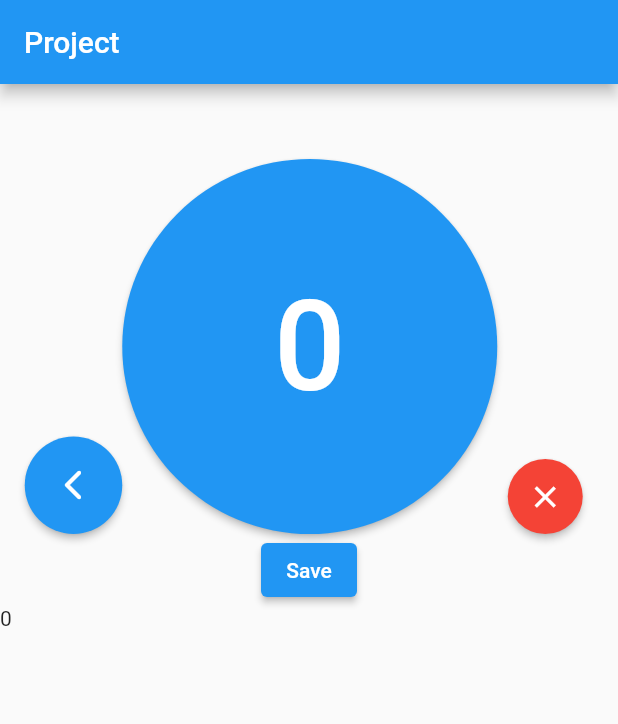
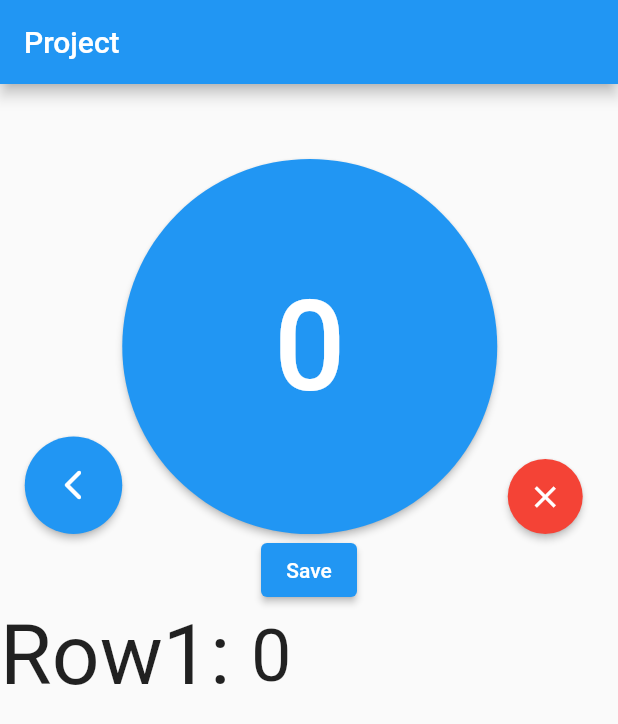
Before and after one commit to AlmondBranchh/CrochetCounter, a Flutter app: the screen it shows after launch, after a tap on "Save", on a phone screen of 412 x 824 dp. Shown: the top 724 px of the screen. Run offline on Flutter 3.47's test engine with Material 2 defaults, Android fonts, the phone set to English and light mode, and no system bars.

Commit message:
Added List of saves underneath counter

```diff
--- a/lib/data.dart
+++ b/lib/data.dart
@@ -22,8 +22,17 @@ String GetCounterValueString(){
 
 void AddCounterValueToSavesList(){
   savesList.insert(savesListIndex, counter.toString());
+  savesListIndex ++;
 }
 
-String LastSavesListValueString(int index){
-  return savesList[index].toString();
+String SavesListValueString(int index){
+  if(index >  -1) {
+    return savesList[index].toString();
+  } else {
+    return " ";
+    }
+  }
+
+int SavesListIndex(){
+  return savesListIndex;
 }
--- /dev/null
+++ b/lib/styles/text.dart
@@ -0,0 +1,13 @@
+import 'package:flutter/material.dart';
+
+TextStyle MainTextStyle(){
+  return TextStyle(
+    fontSize: 48,
+  );
+}
+
+TextStyle SubTextStyle(){
+  return TextStyle(
+    fontSize: 32,
+  );
+}
--- a/lib/widgets/saves_list.dart
+++ b/lib/widgets/saves_list.dart
@@ -1,5 +1,6 @@
 import 'package:crochet_counter/data.dart';
 import 'package:flutter/material.dart';
+import 'package:crochet_counter/styles/text.dart';
 
 class SavesList extends StatefulWidget {
   const SavesList({Key? key}) : super(key: key);
@@ -12,6 +13,8 @@ class _SavesListState extends State<SavesList> {
   @override
   Widget build(BuildContext context) {
     return Column(
+      mainAxisSize: MainAxisSize.max,
+      mainAxisAlignment: MainAxisAlignment.spaceEvenly,
       children: [
         ElevatedButton(
             onPressed: (){
@@ -21,7 +24,7 @@ class _SavesListState extends State<SavesList> {
               },
             child: Text("Save")
         ),
-        SavesListRow(0),
+        FirstSaveListRow(0),
         SavesListRow(1),
         SavesListRow(2),
         SavesListRow(3),
@@ -32,11 +35,56 @@ class _SavesListState extends State<SavesList> {
 }
 
 Widget SavesListRow(int index){
+  if(SavesListIndex() - index < 1) {
+    return Container(
+      child: Text(" "),
+    );
+  } else {
   return Container(
     child: Row(
       children: [
-        Text(LastSavesListValueString(index)),
+        Text(
+            "Row""${SavesListIndex() - index}"": ",
+          style: TextStyle(
+            fontSize: 32,
+          ),
+        ),
+        Text(
+            SavesListValueString(SavesListIndex()-index-1),
+          style: TextStyle(
+            fontSize: 28,
+          ),
+        ),
       ],
     ),
   );
 }
+}
+
+Widget FirstSaveListRow(int index){
+  if(SavesListIndex() - index < 1) {
+    return Container(
+      child: Text(" "),
+    );
+  } else {
+    return Container(
+      child: Row(
+        children: [
+          Text(
+              "Row""${SavesListIndex() - index}"": ",
+              style: TextStyle(
+                fontSize: 56,
+              ),
+          ),
+          Text(
+              SavesListValueString(SavesListIndex()-index-1),
+              style: TextStyle(
+                fontSize: 48,
+              ),
+
+          ),
+        ],
+      ),
+    );
+  }
+}
```
